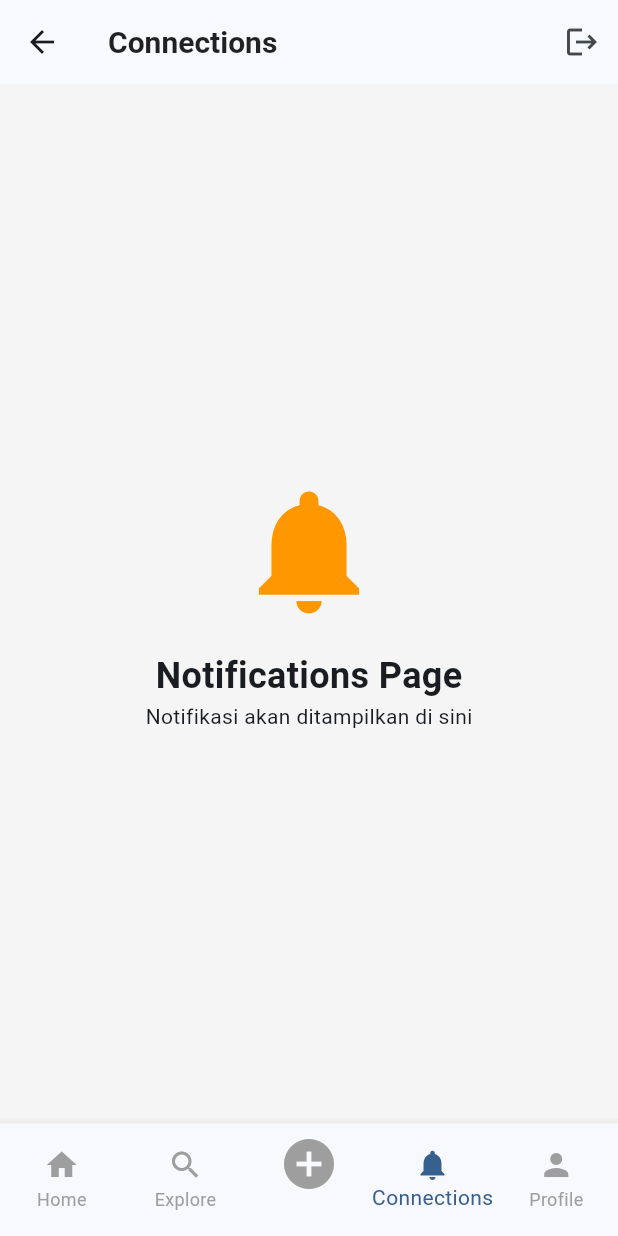
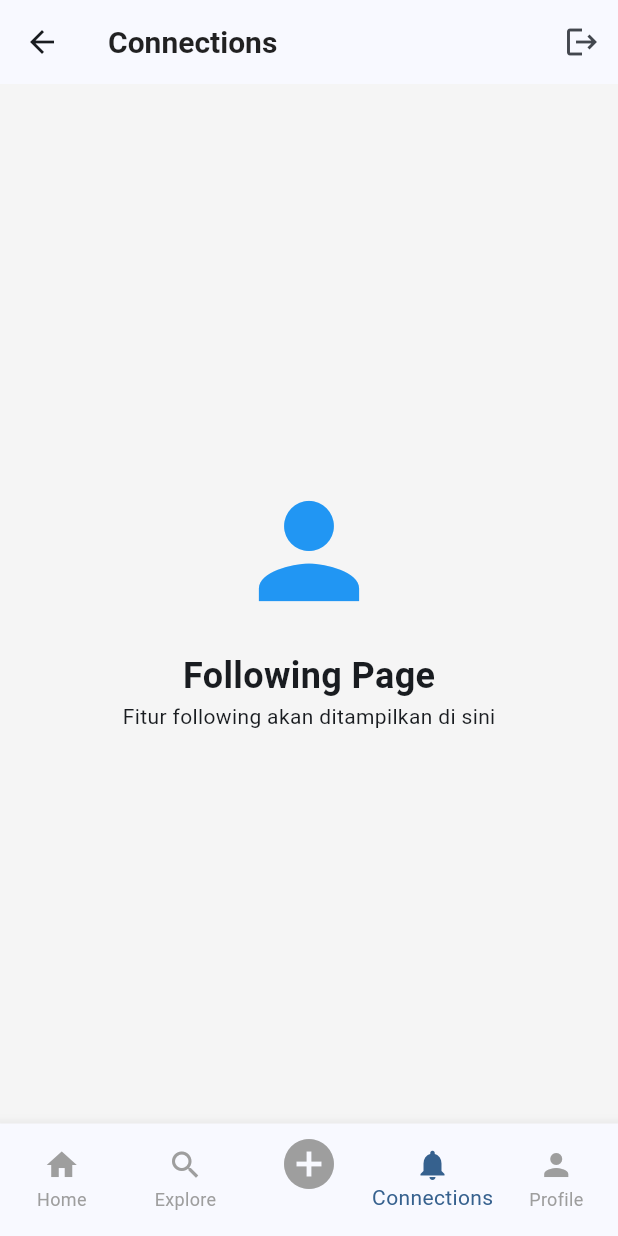
Before and after one commit to gugunm/lume-sharing-dibimbing-fp, a Flutter app: the HomePageView screen opened directly, item 4 of the bottom bar chosen, after a tap on the "logout" icon, on a phone screen of 412 x 824 dp. Run offline on Flutter 3.47's test engine with Material 3 defaults, Android fonts, the phone set to English and light mode, and no system bars; our stand-ins replace dio, flutter_riverpod, hive, hive_flutter, image_picker, lottie; accounts and stored records are empty.

Commit message:
fix: clean code for home page and menu rendering page

```diff
--- /dev/null
+++ b/lib/features/connection/following/presentation/screen/follow_page.dart
@@ -0,0 +1,23 @@
+import 'package:flutter/material.dart';
+
+class FollowingPage extends StatelessWidget {
+  const FollowingPage({super.key});
+
+  @override
+  Widget build(BuildContext context) {
+    return Center(
+      child: Column(
+        mainAxisAlignment: MainAxisAlignment.center,
+        children: [
+          Icon(Icons.person, size: 100, color: Colors.blue),
+          SizedBox(height: 16),
+          Text(
+            'Following Page',
+            style: TextStyle(fontSize: 24, fontWeight: FontWeight.bold),
+          ),
+          Text('Fitur following akan ditampilkan di sini'),
+        ],
+      ),
+    );
+  }
+}
--- /dev/null
+++ b/lib/features/explore/presentation/screen/explore_page.dart
@@ -0,0 +1,23 @@
+import 'package:flutter/material.dart';
+
+class ExplorePage extends StatelessWidget {
+  const ExplorePage({super.key});
+
+  @override
+  Widget build(BuildContext context) {
+    return Center(
+      child: Column(
+        mainAxisAlignment: MainAxisAlignment.center,
+        children: [
+          Icon(Icons.search, size: 100, color: Colors.green),
+          SizedBox(height: 16),
+          Text(
+            'Explore Page',
+            style: TextStyle(fontSize: 24, fontWeight: FontWeight.bold),
+          ),
+          Text('Fitur pencarian akan ditampilkan di sini'),
+        ],
+      ),
+    );
+  }
+}
--- /dev/null
+++ b/lib/features/home/presentation/screen/home_content.dart
@@ -0,0 +1,23 @@
+import 'package:flutter/material.dart';
+
+class HomeContent extends StatelessWidget {
+  const HomeContent({super.key});
+
+  @override
+  Widget build(BuildContext context) {
+    return Center(
+      child: Column(
+        mainAxisAlignment: MainAxisAlignment.center,
+        children: [
+          Icon(Icons.home, size: 100, color: Colors.blue),
+          SizedBox(height: 16),
+          Text(
+            'Home Page',
+            style: TextStyle(fontSize: 24, fontWeight: FontWeight.bold),
+          ),
+          Text('Konten posts akan ditampilkan di sini'),
+        ],
+      ),
+    );
+  }
+}
--- a/lib/features/home/presentation/screen/home_page.dart
+++ b/lib/features/home/presentation/screen/home_page.dart
@@ -3,8 +3,11 @@ import 'package:flutter_riverpod/flutter_riverpod.dart';
 import 'package:fp_sharing_photo/core/services/auth_storage_service.dart';
 import 'package:fp_sharing_photo/features/auth/login/presentation/provider/login_provider.dart';
 import 'package:fp_sharing_photo/core/navigations/nav_routes.dart';
+import 'package:fp_sharing_photo/features/connection/following/presentation/screen/follow_page.dart';
+import 'package:fp_sharing_photo/features/explore/presentation/screen/explore_page.dart';
 import 'package:fp_sharing_photo/features/post/presentation/screen/user_post.dart';
-import 'package:fp_sharing_photo/features/user/presentation/screen/user_page.dart';
+
+import 'home_content.dart';
 
 class HomePage extends ConsumerWidget {
   const HomePage({super.key});
@@ -26,7 +29,7 @@ class _HomePageViewState extends ConsumerState<HomePageView> {
   int _selectedIndex = 0;
 
   // Daftar halaman untuk setiap tab
-  late final List<Widget> _pages;
+  final Map<int, Widget> _pageCache = {};
 
   // Daftar title untuk setiap tab
   final List<String> _pageTitles = [
@@ -37,80 +40,69 @@ class _HomePageViewState extends ConsumerState<HomePageView> {
     'Profile',
   ];
 
-  @override
-  void initState() {
-    super.initState();
-    _pages = [
-      _buildHomePage(),
-      _buildSearchPage(),
-      const SizedBox.shrink(), // Placeholder untuk create post
-      _buildNotificationsPage(),
-      _buildProfilePage(),
-    ];
+  // Method untuk membuat widget secara lazy (hanya saat dibutuhkan)
+  Widget _buildPage(int index) {
+    // Jika sudah ada di cache, gunakan yang ada
+    if (_pageCache.containsKey(index)) {
+      return _pageCache[index]!;
+    }
+
+    // Buat widget baru sesuai index
+    Widget page;
+    switch (index) {
+      case 0:
+        page = const HomeContent();
+        break;
+      case 1:
+        page = const ExplorePage();
+        break;
+      case 2:
+        page = const SizedBox.shrink(); // Placeholder untuk create post
+        break;
+      case 3:
+        page = const FollowingPage();
+        break;
+      case 4:
+        if (userId != null) {
+          page = UserPostScreen(userId: userId!);
+        } else {
+          page = _buildLoginPrompt();
+        }
+        break;
+      default:
+        page = const SizedBox.shrink();
+    }
+
+    // Simpan ke cache
+    _pageCache[index] = page;
+    return page;
   }
 
-  // Widget untuk halaman Home
-  Widget _buildHomePage() {
-    return const Center(
+  // Widget untuk prompt login jika user belum login
+  Widget _buildLoginPrompt() {
+    return Center(
       child: Column(
         mainAxisAlignment: MainAxisAlignment.center,
         children: [
-          Icon(Icons.home, size: 100, color: Colors.blue),
-          SizedBox(height: 16),
-          Text(
-            'Home Page',
+          const Icon(Icons.person_off, size: 100, color: Colors.red),
+          const SizedBox(height: 16),
+          const Text(
+            'Not Logged In',
             style: TextStyle(fontSize: 24, fontWeight: FontWeight.bold),
           ),
-          Text('Konten feed posts akan ditampilkan di sini'),
+          const Text('Please login to view your profile'),
+          const SizedBox(height: 16),
+          ElevatedButton(
+            onPressed: () {
+              Navigator.of(
+                context,
+              ).pushReplacementNamed(NavigationRoutes.authLogin.path);
+            },
+            child: const Text('Login'),
+          ),
         ],
       ),
     );
-  }
-
-  // Widget untuk halaman Search
-  Widget _buildSearchPage() {
-    return const Center(
-      child: Column(
-        mainAxisAlignment: MainAxisAlignment.center,
-        children: [
-          Icon(Icons.search, size: 100, color: Colors.green),
-          SizedBox(height: 16),
-          Text(
-            'Search Page',
-            style: TextStyle(fontSize: 24, fontWeight: FontWeight.bold),
-          ),
-          Text('Fitur pencarian akan ditampilkan di sini'),
-        ],
-      ),
-    );
-  }
-
-  // Widget untuk halaman Notifications
-  Widget _buildNotificationsPage() {
-    return const Center(
-      child: Column(
-        mainAxisAlignment: MainAxisAlignment.center,
-        children: [
-          Icon(Icons.notifications, size: 100, color: Colors.orange),
-          SizedBox(height: 16),
-          Text(
-            'Notifications Page',
-            style: TextStyle(fontSize: 24, fontWeight: FontWeight.bold),
-          ),
-          Text('Notifikasi akan ditampilkan di sini'),
-        ],
-      ),
-    );
-  }
-
-  // Widget untuk halaman Profile
-  Widget _buildProfilePage() {
-    if (userId != null) {
-      return UserPostScreen(userId: userId!);
-    }
-
-    // Jika user sudah login, tampilkan UserPage atau profile content
-    return const UserPage(); // Atau bisa diganti dengan widget profile yang sesuai
   }
 
   void _onItemTapped(int index) {
@@ -136,11 +128,13 @@ class _HomePageViewState extends ConsumerState<HomePageView> {
             icon: const Icon(Icons.logout),
             onPressed: () async {
               await ref.read(authProvider.notifier).logout();
+              // Clear cache setelah logout
+              _pageCache.clear();
             },
           ),
         ],
       ),
-      body: IndexedStack(index: _selectedIndex, children: _pages),
+      body: _buildPage(_selectedIndex),
       bottomNavigationBar: BottomNavigationBar(
         type: BottomNavigationBarType.fixed,
         items: const [
```
Also changed, not shown: lib/features/connection/following/data/follow_model.dart (added), lib/features/connection/following/data/follow_repository.dart (added), lib/features/connection/following/domain/follow.dart (added), lib/features/connection/following/presentation/provider/follo_provider.dart (added), lib/features/follow/presentation/screen/follow_page.dart (deleted).
